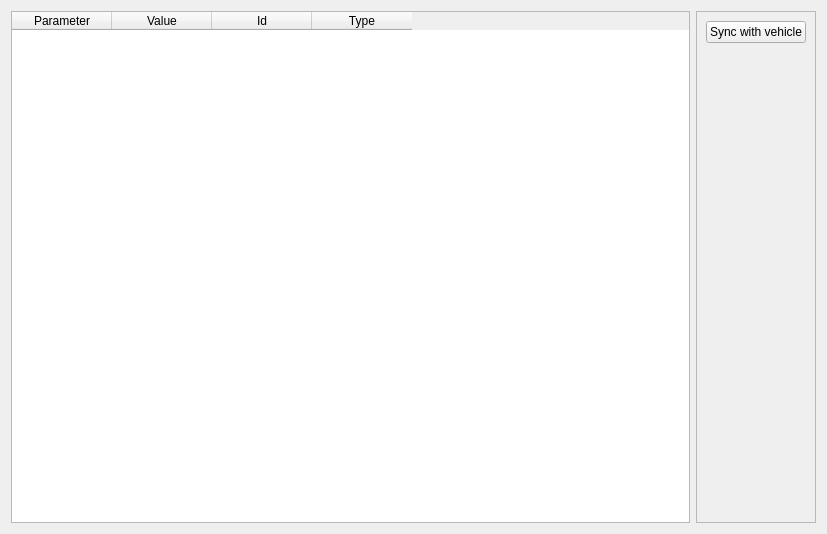
Qt form parameterlist.ui (Enem-20/CGS) before a commit.
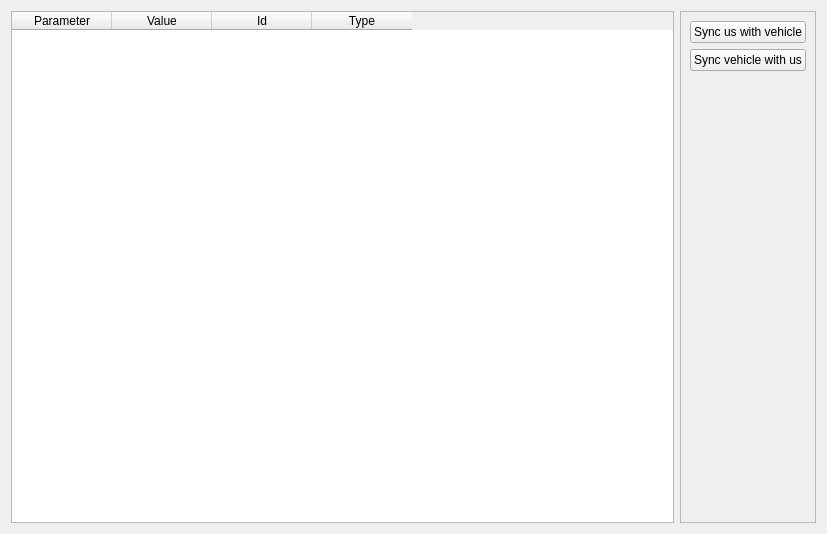
The same form after that commit.

Commit message: add button for sending all parameters to vehicle

```diff
--- a/parameterlist.ui
+++ b/parameterlist.ui
@@ -62,7 +62,14 @@
       <item>
        <widget class="QPushButton" name="syncWithVehicle">
         <property name="text">
-         <string>Sync with vehicle</string>
+         <string>Sync us with vehicle</string>
+        </property>
+       </widget>
+      </item>
+      <item>
+       <widget class="QPushButton" name="syncVehicleWithUs">
+        <property name="text">
+         <string>Sync vehicle with us</string>
         </property>
        </widget>
       </item>
```
Left out of the diff: 4 changed lines with no effect on the pictures. The commit also changes 2 other files.
